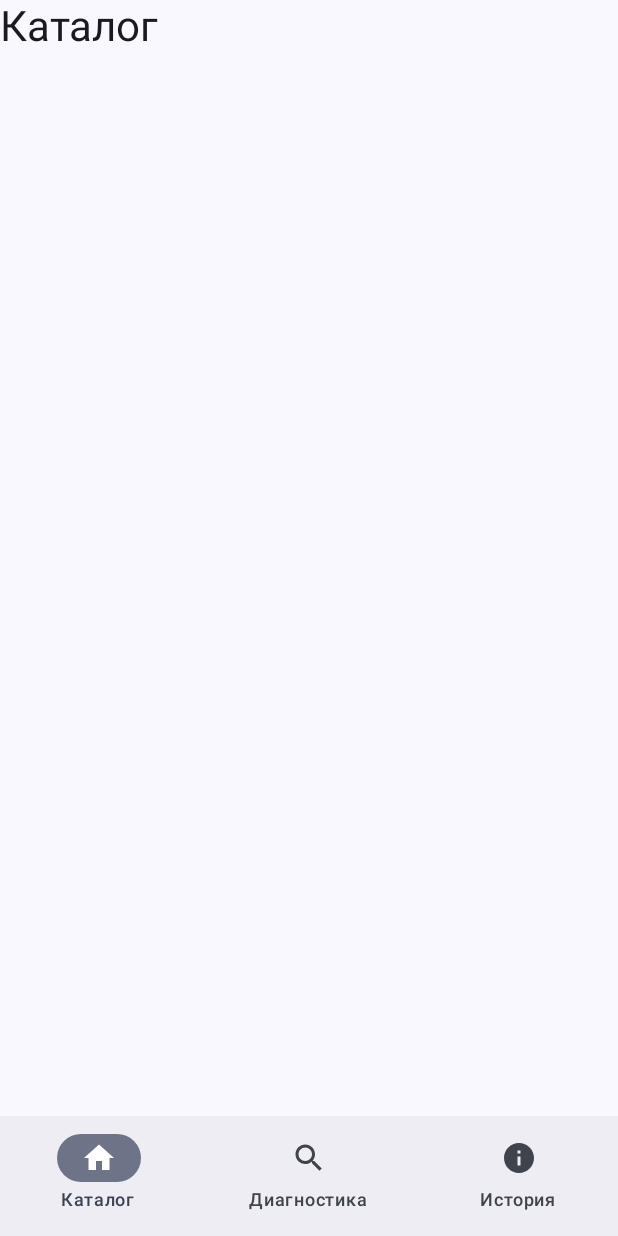
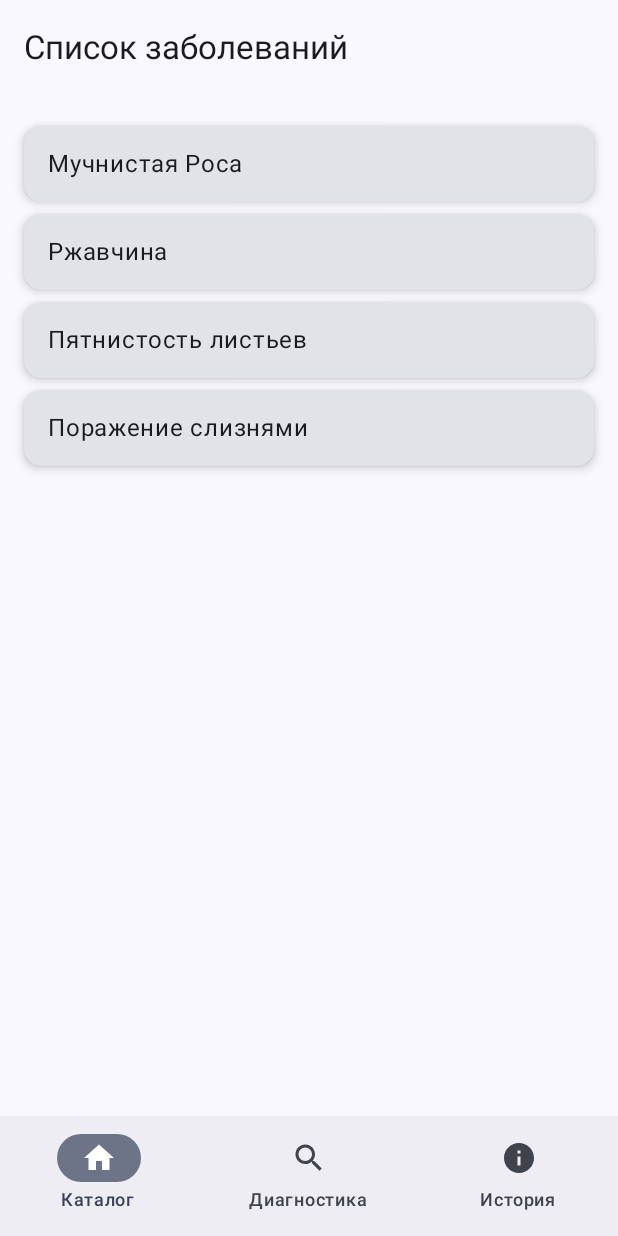
Before and after one commit to AlexForLinux/ai-sstu-2025, an Android app built with Jetpack Compose: the screen it shows after launch (MainActivity), on a phone screen of 412 x 824 dp. Run offline under Robolectric (Android 15) with nearby library versions, the phone set to English and light mode, and no system bars.

Commit message:
template for development
- Rearranged folder structure (each screen has it own folder)
- Example of "UI - Repo - DataSource" interaction

```diff
--- /dev/null
+++ b/PlantDiseaseDetector/app/src/main/java/com/example/plantdiseasedetector/data/datasource/local/db/TestDataBase.kt
@@ -0,0 +1,15 @@
+package com.example.plantdiseasedetector.data.datasource.local.db
+
+import com.example.plantdiseasedetector.data.model.DiseasePreviewModel
+
+//Шаблон базы
+class TestDataBase {
+    private val items = listOf(
+        DiseasePreviewModel(1, "Мучнистая Роса", "Мучнистая Роса"),
+        DiseasePreviewModel(2, "Ржавчина", "Ржавчина"),
+        DiseasePreviewModel(3, "Пятнистость листьев", "Пятнистость листьев"),
+        DiseasePreviewModel(4, "Поражение слизнями", "Поражение слизнями")
+    )
+
+    fun getDiseasePreviewList(): List<DiseasePreviewModel> = items
+}
--- /dev/null
+++ b/PlantDiseaseDetector/app/src/main/java/com/example/plantdiseasedetector/data/model/DiseasePreviewModel.kt
@@ -0,0 +1,7 @@
+package com.example.plantdiseasedetector.data.model
+
+data class DiseasePreviewModel (
+    val id: Int,
+    val title: String,
+    val shortDesc: String
+)
--- /dev/null
+++ b/PlantDiseaseDetector/app/src/main/java/com/example/plantdiseasedetector/data/repository/DiseasePreviewRepository.kt
@@ -0,0 +1,16 @@
+package com.example.plantdiseasedetector.data.repository
+
+import com.example.plantdiseasedetector.data.datasource.local.db.TestDataBase
+import com.example.plantdiseasedetector.data.model.DiseasePreviewModel
+
+interface DiseasePreviewRepository {
+    fun getDiseasePreviewList(): List<DiseasePreviewModel>
+}
+
+class DiseasePreviewRepositoryImpl(
+    private val localDataSource: TestDataBase
+) : DiseasePreviewRepository {
+    override fun getDiseasePreviewList(): List<DiseasePreviewModel> {
+        return localDataSource.getDiseasePreviewList()
+    }
+}
--- /dev/null
+++ b/PlantDiseaseDetector/app/src/main/java/com/example/plantdiseasedetector/ui/screens/catalog/CatalogScreen.kt
@@ -0,0 +1,50 @@
+package com.example.plantdiseasedetector.ui.screens.catalog
+
+import androidx.compose.foundation.layout.fillMaxSize
+import androidx.compose.foundation.layout.fillMaxWidth
+import androidx.compose.foundation.layout.padding
+import androidx.compose.foundation.lazy.LazyColumn
+import androidx.compose.material3.Card
+import androidx.compose.material3.CardDefaults
+import androidx.compose.material3.ExperimentalMaterial3Api
+import androidx.compose.material3.MaterialTheme
+import androidx.compose.material3.Scaffold
+import androidx.compose.material3.Surface
+import androidx.compose.material3.Text
+import androidx.compose.material3.TopAppBar
+import androidx.compose.runtime.Composable
+import androidx.compose.ui.Modifier
+import androidx.compose.ui.unit.dp
+
+@OptIn(ExperimentalMaterial3Api::class)
+@Composable
+fun CatalogScreen(viewModel: DiseasePreviewVM) {
+
+    val diseases = viewModel.diseases
+
+    Scaffold(
+        topBar = { TopAppBar(title = { Text("Список заболеваний") }) }
+    ) { padding ->
+        LazyColumn(
+            contentPadding = padding,
+            modifier = Modifier
+                .fillMaxSize()
+                .padding(16.dp)
+        ) {
+            items(diseases.size) { i ->
+                Card(
+                    modifier = Modifier
+                        .fillMaxWidth()
+                        .padding(vertical = 4.dp),
+                    elevation = CardDefaults.cardElevation(4.dp)
+                ) {
+                    Text(
+                        text = diseases[i].title,
+                        style = MaterialTheme.typography.bodyLarge,
+                        modifier = Modifier.padding(16.dp)
+                    )
+                }
+            }
+        }
+    }
+}
--- /dev/null
+++ b/PlantDiseaseDetector/app/src/main/java/com/example/plantdiseasedetector/ui/screens/catalog/DiseasePreviewVM.kt
@@ -0,0 +1,23 @@
+package com.example.plantdiseasedetector.ui.screens.catalog
+
+import androidx.compose.runtime.getValue
+import androidx.compose.runtime.mutableStateOf
+import androidx.compose.runtime.setValue
+import androidx.lifecycle.ViewModel
+import com.example.plantdiseasedetector.data.model.DiseasePreviewModel
+import com.example.plantdiseasedetector.data.repository.DiseasePreviewRepository
+
+class DiseasePreviewVM(
+    private val repository: DiseasePreviewRepository
+) : ViewModel() {
+    var diseases by mutableStateOf<List<DiseasePreviewModel>>(emptyList())
+        private set
+
+    init {
+        loadItems()
+    }
+
+    private fun loadItems() {
+        diseases = repository.getDiseasePreviewList()
+    }
+}
--- a/PlantDiseaseDetector/app/src/main/java/com/example/plantdiseasedetector/ui/screens/pages/CatalogScreen.kt
+++ b/PlantDiseaseDetector/app/src/main/java/com/example/plantdiseasedetector/ui/screens/classify/ClassifyScreen.kt
@@ -1,4 +1,4 @@
-package com.example.plantdiseasedetector.ui.screens.pages
+package com.example.plantdiseasedetector.ui.screens.classify
 
 import androidx.compose.foundation.layout.fillMaxSize
 import androidx.compose.material3.MaterialTheme
@@ -8,8 +8,8 @@ import androidx.compose.runtime.Composable
 import androidx.compose.ui.Modifier
 
 @Composable
-fun CatalogScreen() {
+fun ClassifyScreen() {
     Surface(modifier = Modifier.fillMaxSize()) {
-        Text("Каталог", style = MaterialTheme.typography.headlineMedium)
+        Text("Диагностика", style = MaterialTheme.typography.headlineMedium)
     }
 }
--- a/PlantDiseaseDetector/app/src/main/java/com/example/plantdiseasedetector/ui/screens/pages/HistoryScreen.kt
+++ b/PlantDiseaseDetector/app/src/main/java/com/example/plantdiseasedetector/ui/screens/history/HistoryScreen.kt
@@ -1,4 +1,4 @@
-package com.example.plantdiseasedetector.ui.screens.pages
+package com.example.plantdiseasedetector.ui.screens.history
 
 import androidx.compose.foundation.layout.fillMaxSize
 import androidx.compose.material3.MaterialTheme
--- a/PlantDiseaseDetector/app/src/main/java/com/example/plantdiseasedetector/ui/screens/main/MainScreen.kt
+++ b/PlantDiseaseDetector/app/src/main/java/com/example/plantdiseasedetector/ui/screens/main/MainScreen.kt
@@ -1,15 +1,20 @@
 package com.example.plantdiseasedetector.ui.screens.main
 
+import android.annotation.SuppressLint
 import androidx.compose.foundation.layout.padding
 import androidx.compose.material3.*
 import androidx.compose.runtime.*
 import androidx.navigation.compose.*
 import com.example.myapp.ui.navigation.BottomNavItem
 import androidx.compose.ui.Modifier
-import com.example.plantdiseasedetector.ui.screens.pages.CatalogScreen
-import com.example.plantdiseasedetector.ui.screens.pages.ClassifyScreen
-import com.example.plantdiseasedetector.ui.screens.pages.HistoryScreen
+import com.example.plantdiseasedetector.data.datasource.local.db.TestDataBase
+import com.example.plantdiseasedetector.data.repository.DiseasePreviewRepositoryImpl
+import com.example.plantdiseasedetector.ui.screens.catalog.CatalogScreen
+import com.example.plantdiseasedetector.ui.screens.catalog.DiseasePreviewVM
+import com.example.plantdiseasedetector.ui.screens.classify.ClassifyScreen
+import com.example.plantdiseasedetector.ui.screens.history.HistoryScreen
 
+@SuppressLint("ViewModelConstructorInComposable")
 @Composable
 fun MainScreen() {
     val navController = rememberNavController()
@@ -46,7 +51,11 @@ fun MainScreen() {
             startDestination = "catalog",
             modifier = Modifier.padding(innerPadding)
         ) {
-            composable("catalog") { CatalogScreen() }
+            composable("catalog") {
+                //TODO: Temporary decision
+                val viewModel = DiseasePreviewVM(DiseasePreviewRepositoryImpl(TestDataBase()))
+                CatalogScreen(viewModel)
+            }
             composable("class") { ClassifyScreen() }
             composable("history") { HistoryScreen() }
         }
--- a/PlantDiseaseDetector/app/src/main/java/com/example/plantdiseasedetector/ui/screens/pages/ClassifyScreen.kt
+++ /dev/null
@@ -1,15 +0,0 @@
-package com.example.plantdiseasedetector.ui.screens.pages
-
-import androidx.compose.foundation.layout.fillMaxSize
-import androidx.compose.material3.MaterialTheme
-import androidx.compose.material3.Surface
-import androidx.compose.material3.Text
-import androidx.compose.runtime.Composable
-import androidx.compose.ui.Modifier
-
-@Composable
-fun ClassifyScreen() {
-    Surface(modifier = Modifier.fillMaxSize()) {
-        Text("Диагностика", style = MaterialTheme.typography.headlineMedium)
-    }
-}
```
